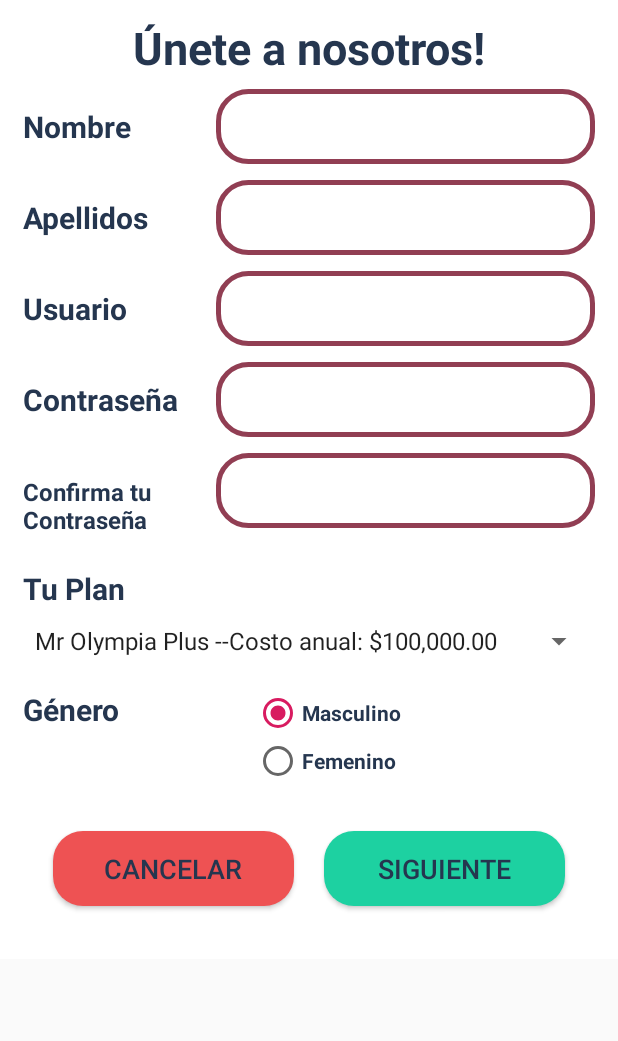
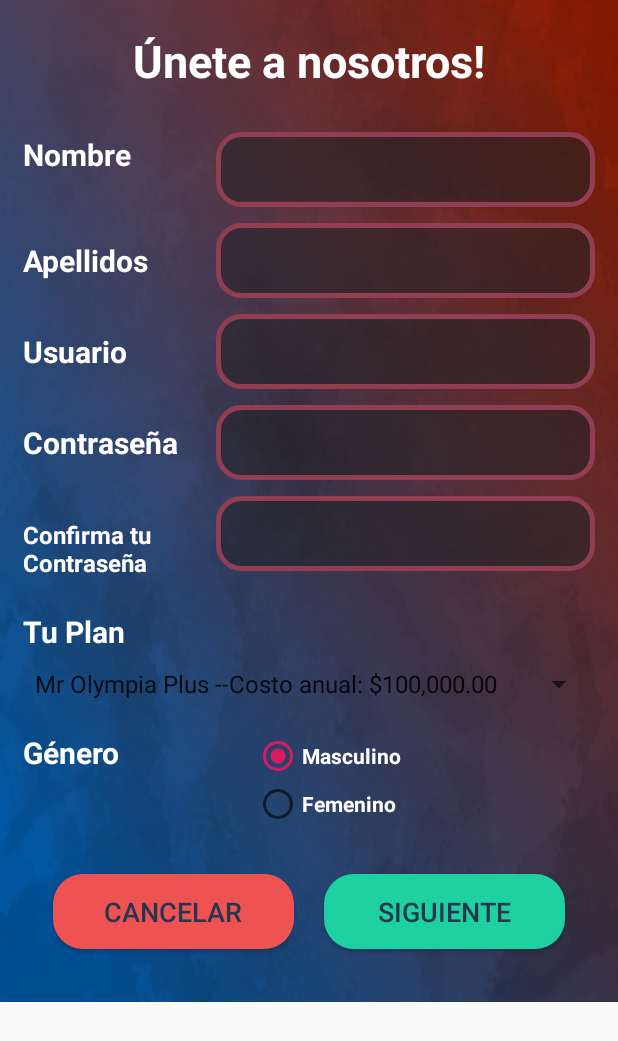
Before and after one commit to AlejandroSaezVasquez/fileidsAndroid, an Android app: the menuRegistro screen opened directly, with no data from a screen before it, on a phone screen of 412 x 824 dp. Shown: the top 1041 px of the screen. Run offline under Robolectric (Android 15) with nearby library versions, the phone set to English and light mode, and no system bars.

Commit message:
Cambios en el menu y  registro

```diff
--- a/ProyectoADBJ/app/src/main/java/com/example/proyectoadbj/fragmentPagerAdapter.java
+++ b/ProyectoADBJ/app/src/main/java/com/example/proyectoadbj/fragmentPagerAdapter.java
@@ -11,7 +11,7 @@ public class fragmentPagerAdapter extends FragmentPagerAdapter {
     private int numTabs;
     private String activeUserName;
 
-    private String tabTitles[] = new String[] { "YO", "EVENTOS", "MI CALENDARIO","EQUIPOS","TRAINERS" };
+    private String tabTitles[] = new String[] { "YO", "REGISTRO", "PROPIEDADES DOCUEMENTOS","DOCUEMNTOS-INTERNOS","DOCUEMENTOS-ENTREGABLES" };
 
 
     public fragmentPagerAdapter(FragmentManager fm, int numTabs,String activeUserName) {
@@ -31,9 +31,9 @@ public class fragmentPagerAdapter extends FragmentPagerAdapter {
             case 0:
                 return fragmentUser.crearFragmentUser(activeUserName);
             case 1:
-                return fragmentEventos.crearFragmentEventos(activeUserName);
+                return new fragmentRegistro();
             case 2:
-                return fragmentCalendario.crearFragmentClases(activeUserName);
+                return new fragmentPropiedades();
             case 3:
                 return new tabMaquinas();
             case 4:
--- a/ProyectoADBJ/app/src/main/res/drawable/edit_round_border.xml
+++ b/ProyectoADBJ/app/src/main/res/drawable/edit_round_border.xml
@@ -3,9 +3,9 @@
 
     android:shape="rectangle">
 
-    <solid android:color="#ffff"/>
+    <solid android:color="#8c212226"/>
     <stroke android:width="3dp"
         android:color="#913E53"/>
-    <corners android:radius="20dp"/>
+    <corners android:radius="15dp"/>
 
 </shape>
--- a/ProyectoADBJ/app/src/main/res/layout/activity_registro.xml
+++ b/ProyectoADBJ/app/src/main/res/layout/activity_registro.xml
@@ -14,7 +14,6 @@
         <LinearLayout
             android:layout_width="match_parent"
             android:layout_height="match_parent"
-            android:background="@color/white"
             android:orientation="vertical"
             android:padding="10dp"
             app:layout_constraintBottom_toBottomOf="parent"
@@ -22,17 +21,18 @@
             app:layout_constraintHorizontal_bias="0.0"
             app:layout_constraintStart_toStartOf="parent"
             app:layout_constraintTop_toTopOf="parent"
-            app:layout_constraintVertical_bias="0.0">
+            app:layout_constraintVertical_bias="0.0"
+            android:background="@drawable/img_registro">
 
             <TextView
                 android:id="@+id/textView"
                 android:layout_width="match_parent"
                 android:layout_height="wrap_content"
-                android:layout_marginTop="1dp"
+                android:layout_marginTop="10dp"
                 android:layout_marginBottom="2dp"
                 android:text="Únete a nosotros!"
                 android:textAlignment="center"
-                android:textColor="#25364F"
+                android:textColor="#fff"
                 android:textSize="30sp"
                 android:textStyle="bold" />
 
@@ -49,7 +49,7 @@
                     android:layout_weight="1"
                     android:gravity="center_vertical"
                     android:text="Nombre"
-                    android:textColor="#25364F"
+                    android:textColor="#fff"
                     android:textSize="20sp"
                     android:textStyle="bold" />
 
@@ -58,9 +58,10 @@
                     android:layout_width="wrap_content"
                     android:layout_height="50dp"
                     android:layout_weight="1"
+                    android:layout_marginTop="20dp"
                     android:background="@drawable/edit_round_border"
                     android:ems="10"
-                    android:inputType="textPersonName"
+                    android:textColor="#fff"
                     android:paddingLeft="20dp" />
 
             </LinearLayout>
@@ -77,7 +78,7 @@
                     android:layout_weight="1"
                     android:gravity="center_vertical"
                     android:text="Apellidos"
-                    android:textColor="#25364F"
+                    android:textColor="#fff"
                     android:textSize="20sp"
                     android:textStyle="bold" />
 
@@ -89,6 +90,7 @@
                     android:background="@drawable/edit_round_border"
                     android:ems="10"
                     android:inputType="textPersonName"
+                    android:textColor="#fff"
                     android:paddingLeft="20dp" />
 
             </LinearLayout>
@@ -105,7 +107,7 @@
                     android:layout_weight="1"
                     android:gravity="center_vertical"
                     android:text="Usuario"
-                    android:textColor="#25364F"
+                    android:textColor="#fff"
                     android:textSize="20sp"
                     android:textStyle="bold" />
 
@@ -117,6 +119,7 @@
                     android:background="@drawable/edit_round_border"
                     android:ems="10"
                     android:inputType="textEmailAddress"
+                    android:textColor="#fff"
                     android:paddingLeft="20dp" />
             </LinearLayout>
 
@@ -133,7 +136,7 @@
                     android:layout_weight="1"
                     android:gravity="center_vertical"
                     android:text="Contraseña"
-                    android:textColor="#25364F"
+                    android:textColor="#fff"
                     android:textSize="20sp"
                     android:textStyle="bold" />
 
@@ -145,6 +148,7 @@
                     android:background="@drawable/edit_round_border"
                     android:ems="10"
                     android:inputType="textPassword"
+                    android:textColor="#fff"
                     android:textAlignment="center" />
 
             </LinearLayout>
@@ -162,7 +166,7 @@
                     android:layout_weight="1"
                     android:gravity="center_vertical"
                     android:text="Confirma tu Contraseña"
-                    android:textColor="#25364F"
+                    android:textColor="#fff"
                     android:textSize="16sp"
                     android:textStyle="bold" />
 
@@ -173,7 +177,7 @@
                     android:layout_weight="1"
                     android:background="@drawable/edit_round_border"
                     android:ems="10"
-
+                    android:textColor="#fff"
                     android:inputType="textPassword"
                     android:textAlignment="center" />
 
@@ -191,7 +195,7 @@
                     android:layout_height="wrap_content"
                     android:gravity="center_vertical"
                     android:text="Tu Plan"
-                    android:textColor="#25364F"
+                    android:textColor="#fff"
                     android:textSize="20sp"
                     android:textStyle="bold" />
 
@@ -201,6 +205,7 @@
                     android:layout_width="match_parent"
                     android:layout_height="wrap_content"
                     android:scrollbarSize="8dp"
+                    android:textColor="#fff"
                     android:textSize="18sp"></Spinner>
 
             </LinearLayout>
@@ -217,7 +222,7 @@
                     android:layout_height="wrap_content"
                     android:layout_weight="1"
                     android:text="Género"
-                    android:textColor="#25364F"
+                    android:textColor="#fff"
                     android:textSize="20sp"
                     android:textStyle="bold" />
 
@@ -233,7 +238,7 @@
                         android:layout_height="wrap_content"
                         android:checked="true"
                         android:text="Masculino"
-                        android:textColor="#25364F"
+                        android:textColor="#fff"
                         android:textStyle="bold" />
 
                     <RadioButton
@@ -241,7 +246,7 @@
                         android:layout_width="match_parent"
                         android:layout_height="wrap_content"
                         android:text="Femenino"
-                        android:textColor="#25364F"
+                        android:textColor="#fff"
                         android:textStyle="bold" />
                 </RadioGroup>
             </LinearLayout>
```
Also changed, not shown: ProyectoADBJ/app/src/main/java/com/example/proyectoadbj/fragmentCalendario.java (deleted, +0 -115 lines), ProyectoADBJ/app/src/main/java/com/example/proyectoadbj/fragmentEventos.java (deleted, +0 -168 lines), ProyectoADBJ/app/src/main/java/com/example/proyectoadbj/fragmentPropiedades.java (added, +31 -0 lines), ProyectoADBJ/app/src/main/java/com/example/proyectoadbj/fragmentRegistro.java (added, +31 -0 lines), ProyectoADBJ/app/src/main/res/layout/activity_dashboard.xml (+18 -18 lines), ProyectoADBJ/app/src/main/res/layout/activity_main.xml (+21 -9 lines), ProyectoADBJ/app/src/main/res/layout/fragment_tab_calendario.xml (deleted, +0 -50 lines), ProyectoADBJ/app/src/main/res/layout/fragment_tab_eventos.xml (deleted, +0 -39 lines), ProyectoADBJ/app/src/main/res/layout/fragment_tab_propiedades.xml (added, +9 -0 lines), ProyectoADBJ/app/src/main/res/layout/fragment_tab_registro.xml (added, +9 -0 lines), ProyectoADBJ/app/src/main/res/layout/fragment_tab_user.xml (+9 -1 lines), ProyectoADBJ/app/src/main/res/drawable-hdpi/img_registro.jpg (added).
